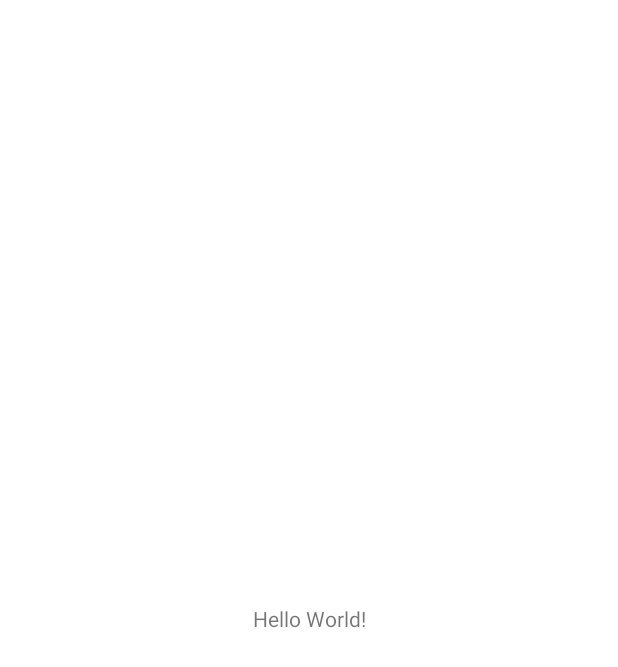
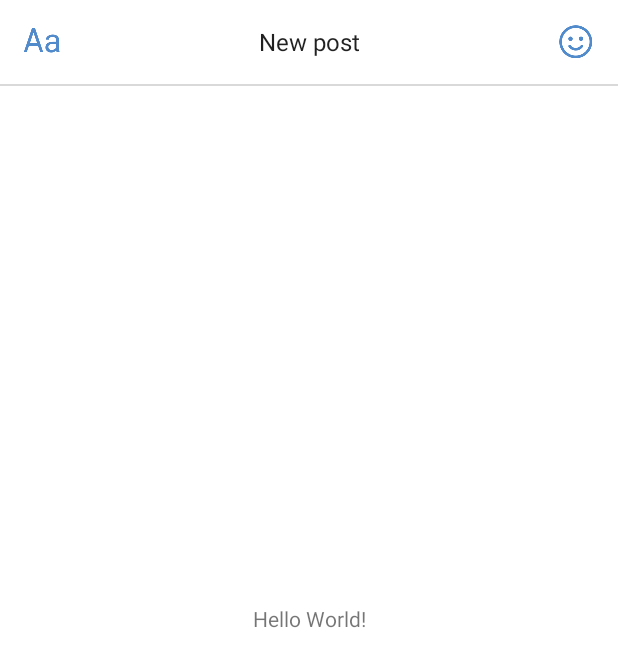
Before and after one commit to lexa-vic/VKPoster, an Android app: the screen it shows after launch (PostActivity), on a phone screen of 412 x 824 dp. Before the commit the part shown is almost empty. Shown: the top 667 px of the screen. Run offline under Robolectric (Android 15) with nearby library versions, the phone set to English and light mode, and no system bars.

Commit message:
add toolbar with text and img-buttons: add sticker, change fonts

```diff
--- a/app/src/main/res/layout/activity_post.xml
+++ b/app/src/main/res/layout/activity_post.xml
@@ -6,6 +6,47 @@
         android:layout_width="match_parent"
         android:layout_height="match_parent"
         tools:context=".PostActivity">
+
+    <androidx.appcompat.widget.Toolbar
+            android:id="@+id/toolbar"
+            android:layout_width="0dp"
+            android:layout_height="wrap_content"
+            app:layout_constraintTop_toTopOf="parent"
+            app:layout_constraintStart_toStartOf="parent"
+            app:layout_constraintEnd_toEndOf="parent">
+
+        <TextView
+                android:layout_width="wrap_content"
+                android:layout_height="wrap_content"
+                android:layout_gravity="center"
+                android:text="@string/toolbarTitle"
+                android:textAppearance="@style/TextAppearance.AppCompat.Subhead"/>
+
+        <ImageView
+                android:id="@+id/changeTextStyleImg"
+                android:layout_width="24dp"
+                android:layout_height="24dp"
+                android:layout_gravity="start"
+                android:src="@drawable/ic_toolbar_font"
+                android:contentDescription="@null"/>
+
+        <ImageView
+                android:id="@+id/addStickerImg"
+                android:layout_width="24dp"
+                android:layout_height="24dp"
+                android:layout_marginEnd="16dp"
+                android:layout_gravity="end"
+                android:src="@drawable/ic_toolbar_sticker"
+                android:contentDescription="@null"/>
+
+    </androidx.appcompat.widget.Toolbar>
+
+    <View android:layout_width="0dp"
+          android:layout_height="1dp"
+          android:background="@color/greyDivider"
+          app:layout_constraintTop_toBottomOf="@id/toolbar"
+          app:layout_constraintStart_toStartOf="parent"
+          app:layout_constraintEnd_toEndOf="parent"/>
 
     <TextView
             android:layout_width="wrap_content"
--- a/app/src/main/res/values-v21/styles.xml
+++ b/app/src/main/res/values-v21/styles.xml
@@ -8,8 +8,7 @@
         <item name="colorAccent">@color/colorAccent</item>
         <item name="android:background">@color/white</item>
 
-        <item name="android:windowDrawsSystemBarBackgrounds">true</item>
-        <item name="android:statusBarColor">@android:color/transparent</item>
+        <item name="android:statusBarColor">@color/grey</item>
     </style>
 
 </resources>
--- a/app/src/main/res/values/colors.xml
+++ b/app/src/main/res/values/colors.xml
@@ -6,6 +6,12 @@
 
 
 
+    <color name="black">#2c2d2e</color>
+    <color name="blackTransparent">#402c2d2e</color>
+    <color name="grey">#909499</color>
+    <color name="greyTransparent">#d9909499</color>
+    <color name="lightGrey">#ebebeb</color>
+    <color name="coolGrey">#909499</color>
     <color name="white">#ffffff</color>
     <color name="whiteTransparent">#40ffffff</color>
     <color name="whiteTransparentMore">#d9ffffff</color>
@@ -14,4 +20,10 @@
     <color name="cornFlowerBlueTwoTransparent">#80528bcc</color>
     <color name="cornFlowerBlueTwoTransparent2">#40528bcc</color>
     <color name="coolBlue">#4680c2</color>
+    <color name="blue">#528bcc</color>
+    <color name="greyDivider">#26000000</color>
+    <color name="shadow">#1e000000</color>
+    <color name="backgroundThumbBlue">#d6e2f3</color>
+    <color name="transparent">#00ffffff</color>
+    <color name="subHeaderColor">#74a6df</color>
 </resources>
--- a/app/src/main/res/values/strings.xml
+++ b/app/src/main/res/values/strings.xml
@@ -1,3 +1,4 @@
 <resources>
     <string name="app_name">VKPoster</string>
+    <string name="toolbarTitle">New post</string>
 </resources>
--- a/app/src/main/res/values/styles.xml
+++ b/app/src/main/res/values/styles.xml
@@ -8,8 +8,6 @@
         <item name="colorAccent">@color/colorAccent</item>
         <item name="android:background">@color/white</item>
 
-        <item name="android:windowNoTitle">true</item>
-        <item name="android:windowTranslucentStatus">true</item>
     </style>
 
 </resources>
```
Also changed, not shown: 1 other file.
